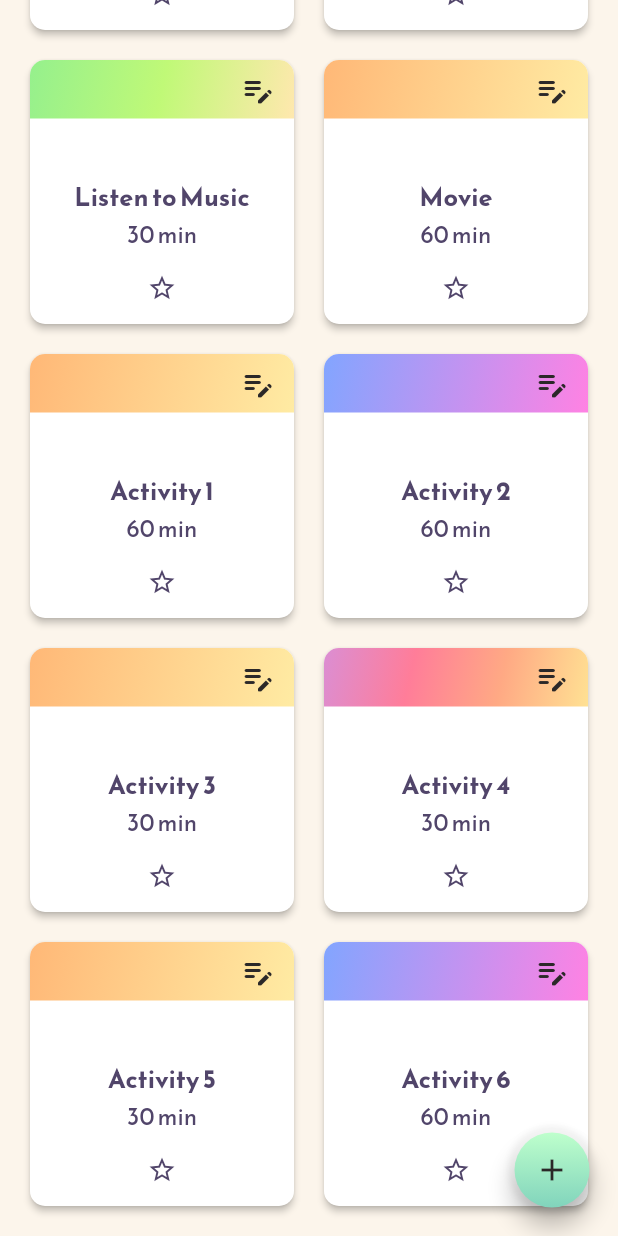
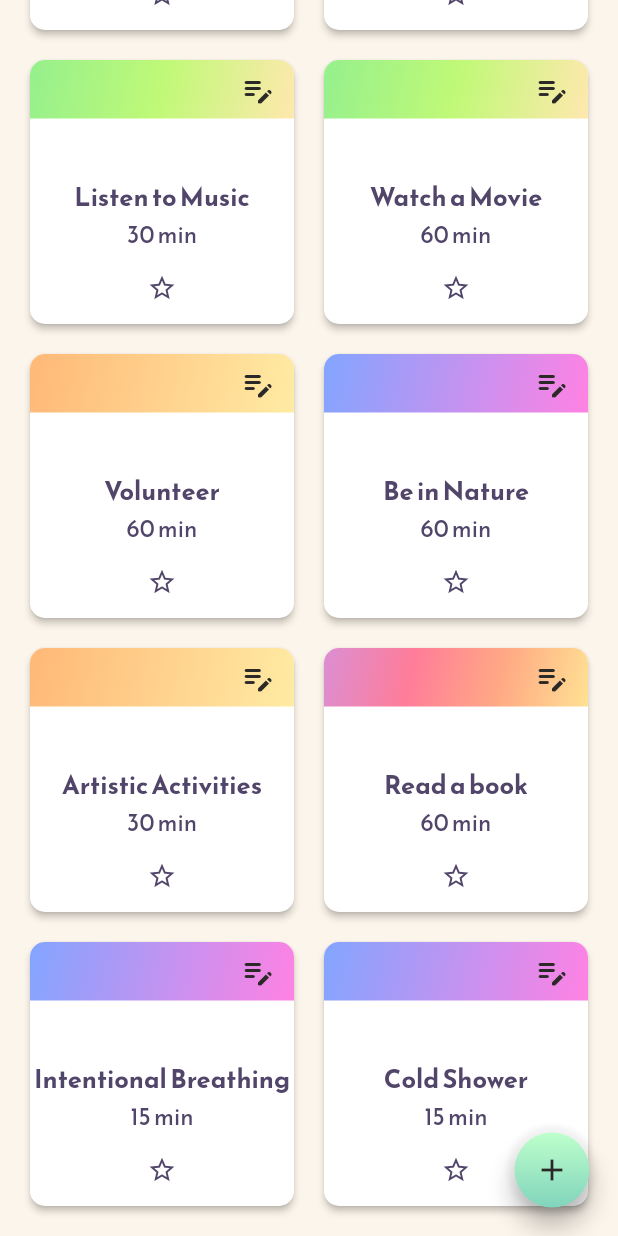
Before and after one commit to AlexShor0103/Team-2136-ReliefLink, a Flutter app: the ReliefHomeScreen screen opened directly, scrolled down 775 dp, on a phone screen of 412 x 824 dp. Run offline on Flutter 3.47's test engine with Material 2 defaults, Android fonts, the phone set to English and light mode, and no system bars; our stand-ins replace chewie, google_maps_flutter, shared_preferences, video_player; missing offline and left inert: store_redirect; accounts and stored records are empty.

```diff
--- a/lib/activities/activities.dart
+++ b/lib/activities/activities.dart
@@ -2,35 +2,35 @@ import '../utils/relief_technique_utils.dart';
 
 List<ReliefTechniqueData> activities = [
   ReliefTechniqueData(
-      activityName: "PMR2",
+      activityName: "Muscle Relaxation",
       duration: 15,
       mood: "Anxious",
       videoLink:
           "https://mainlinecounselingpartners.com/wp-content/uploads/2015/08/ProduceLauraMTS.mp4",
       favorite: false),
   ReliefTechniqueData(
-      activityName: "Walking",
+      activityName: "Take a walk",
       duration: 15,
       mood: "Sleepless",
       videoLink:
           "https://mainlinecounselingpartners.com/wp-content/uploads/2015/08/ProduceLauraMTS.mp4",
       favorite: false),
   ReliefTechniqueData(
-      activityName: "Talking to someone",
+      activityName: "Talk to someone",
       duration: 30,
       mood: "Anxious",
       videoLink:
           "https://mainlinecounselingpartners.com/wp-content/uploads/2015/08/ProduceLauraMTS.mp4",
       favorite: false),
   ReliefTechniqueData(
-      activityName: "Play volleyball",
+      activityName: "Exercise",
       duration: 60,
       mood: "Energetic",
       videoLink:
           "https://mainlinecounselingpartners.com/wp-content/uploads/2015/08/ProduceLauraMTS.mp4",
       favorite: false),
   ReliefTechniqueData(
-      activityName: "Meditation",
+      activityName: "Meditate",
       duration: 30,
       mood: "Sleepless",
       videoLink:
@@ -51,50 +51,50 @@ List<ReliefTechniqueData> activities = [
           "https://mainlinecounselingpartners.com/wp-content/uploads/2015/08/ProduceLauraMTS.mp4",
       favorite: false),
   ReliefTechniqueData(
-      activityName: "Movie",
+      activityName: "Watch a Movie",
+      duration: 60,
+      mood: "Other",
+      videoLink:
+          "https://mainlinecounselingpartners.com/wp-content/uploads/2015/08/ProduceLauraMTS.mp4",
+      favorite: false),
+  ReliefTechniqueData(
+      activityName: "Volunteer",
       duration: 60,
       mood: "Energetic",
       videoLink:
           "https://mainlinecounselingpartners.com/wp-content/uploads/2015/08/ProduceLauraMTS.mp4",
       favorite: false),
   ReliefTechniqueData(
-      activityName: "Activity 1",
-      duration: 60,
-      mood: "Energetic",
-      videoLink:
-          "https://mainlinecounselingpartners.com/wp-content/uploads/2015/08/ProduceLauraMTS.mp4",
-      favorite: false),
-  ReliefTechniqueData(
-      activityName: "Activity 2",
+      activityName: "Be in Nature",
       duration: 60,
       mood: "Anxious",
       videoLink:
           "https://mainlinecounselingpartners.com/wp-content/uploads/2015/08/ProduceLauraMTS.mp4",
       favorite: false),
   ReliefTechniqueData(
-      activityName: "Activity 3",
+      activityName: "Artistic Activities",
       duration: 30,
       mood: "Energetic",
       videoLink:
           "https://mainlinecounselingpartners.com/wp-content/uploads/2015/08/ProduceLauraMTS.mp4",
       favorite: false),
   ReliefTechniqueData(
-      activityName: "Activity 4",
-      duration: 30,
+      activityName: "Read a book",
+      duration: 60,
       mood: "Sleepless",
       videoLink:
           "https://mainlinecounselingpartners.com/wp-content/uploads/2015/08/ProduceLauraMTS.mp4",
       favorite: false),
   ReliefTechniqueData(
-      activityName: "Activity 5",
-      duration: 30,
-      mood: "Energetic",
+      activityName: "Intentional Breathing",
+      duration: 15,
+      mood: "Anxious",
       videoLink:
           "https://mainlinecounselingpartners.com/wp-content/uploads/2015/08/ProduceLauraMTS.mp4",
       favorite: false),
   ReliefTechniqueData(
-      activityName: "Activity 6",
-      duration: 60,
+      activityName: "Cold Shower",
+      duration: 15,
       mood: "Anxious",
       videoLink:
           "https://mainlinecounselingpartners.com/wp-content/uploads/2015/08/ProduceLauraMTS.mp4",
```
